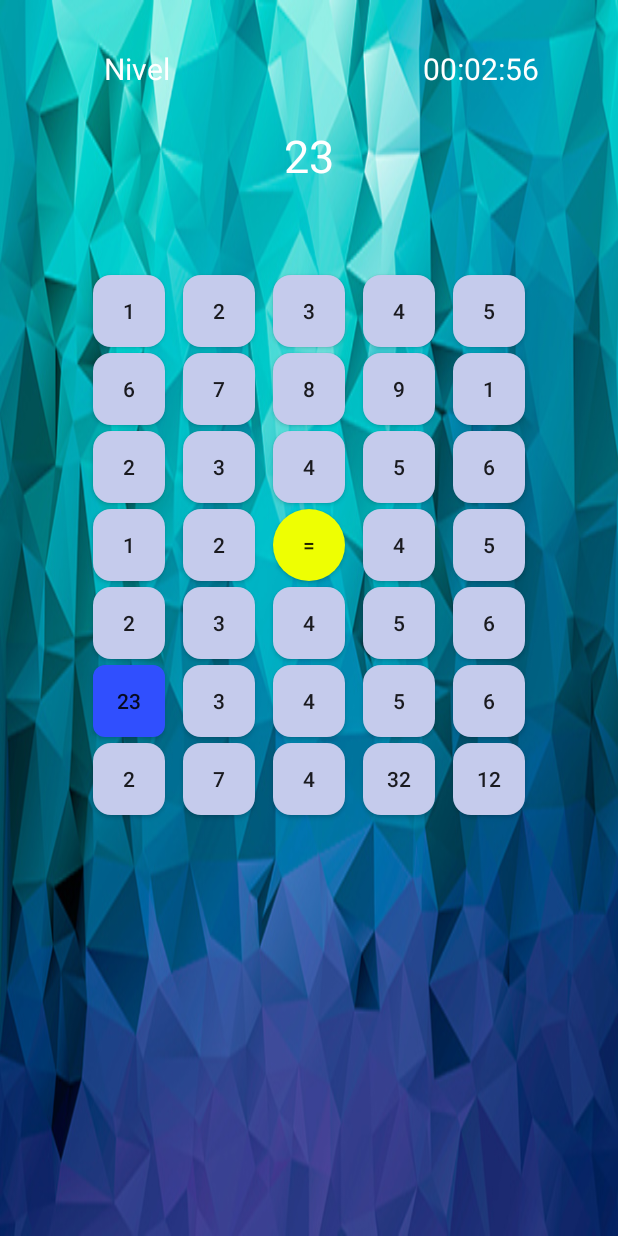
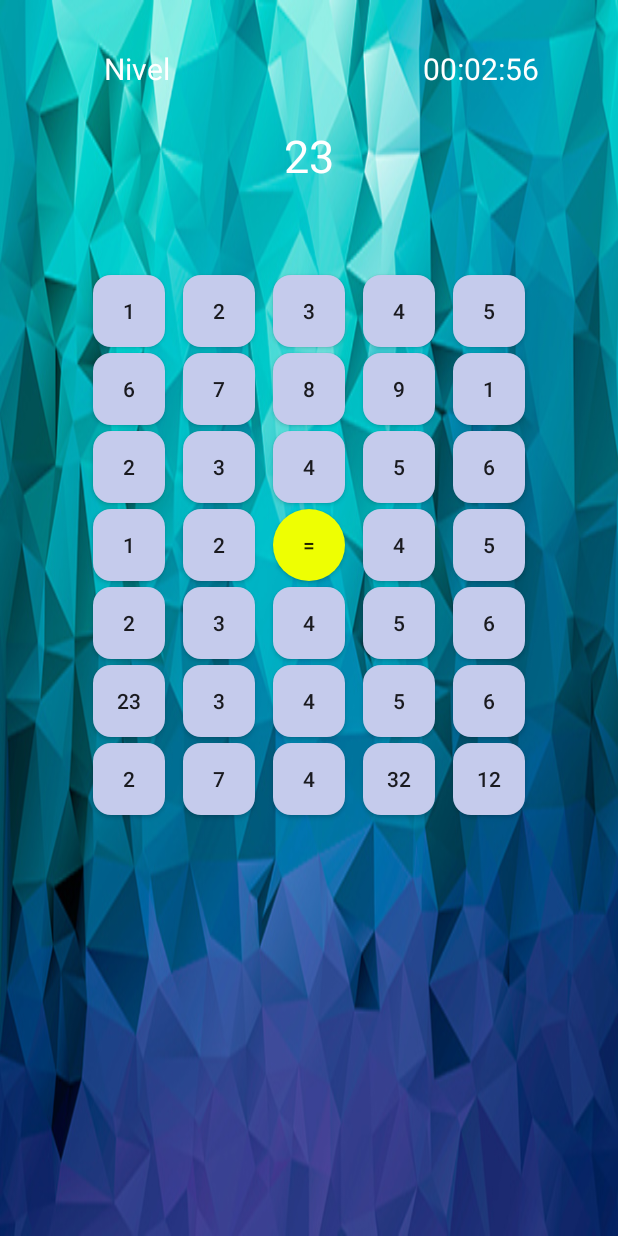
Before and after one commit to arielmmonestel/AGILE, an Android app: the game screen opened directly, with no data from a screen before it, after a tap on "23", on a phone screen of 412 x 824 dp. Run offline under Robolectric (Android 15) with nearby library versions, the light colour scheme and no system bars.

Commit message:
Proof of The Bitchness

```diff
--- a/app/src/main/java/com/example/electiva/agile/MainActivity.java
+++ b/app/src/main/java/com/example/electiva/agile/MainActivity.java
@@ -20,7 +20,7 @@
         Button jugar = (Button) findViewById(R.id.jugarbutton);
         Button ayuda = (Button) findViewById(R.id.ayudabutton);
 
-        reproductor=MediaPlayer.create(this,R.raw.fondo);
+        reproductor = MediaPlayer.create(this,R.raw.fondo);
         reproductor.setLooping(true);
         reproductor.start();
 
--- a/app/src/main/java/com/example/electiva/agile/game.java
+++ b/app/src/main/java/com/example/electiva/agile/game.java
@@ -2,7 +2,7 @@
 
 import android.annotation.SuppressLint;
 import android.annotation.TargetApi;
-import android.graphics.drawable.Drawable;
+import android.media.MediaPlayer;
 import android.os.Build;
 import android.os.CountDownTimer;
 import android.support.v7.app.AppCompatActivity;
@@ -20,14 +20,16 @@
 public class game extends AppCompatActivity {
 
     TextView tiempo;
+    private MediaPlayer pop;
 
     @Override
 
     protected void onCreate(Bundle savedInstanceState) {
         super.onCreate(savedInstanceState);
         setContentView(R.layout.activity_game);
-    tiempo = (TextView)findViewById(R.id.tiempo);
-    tiempo.setText("00:03:00");
+        pop = MediaPlayer.create(this,R.raw.pop);
+        tiempo = (TextView)findViewById(R.id.tiempo);
+        tiempo.setText("00:03:00");
         final CounterClass timer = new CounterClass(180000,1000);
         timer.start();
     }
@@ -56,16 +58,8 @@
 
     public void colocarNumero(View v){
         Button idButton = (Button)v;
-        String letraDelBoton = idButton.getText().toString();
-
-        ////Aqui cambiamos los colores de los botones cuando se le hace click
-        if (letraDelBoton.equals("=")){
-            idButton.setBackground(getDrawable(R.drawable.btn_circle_anaranjado));
-        }else if(!letraDelBoton.equals("=")){
-            idButton.setBackground(getDrawable(R.drawable.btn_rectangle_azul));
-
-        }
-
+        pop.start();
+        CharSequence letraDelBoton = idButton.getText();
         TextView operacion = (TextView) findViewById(R.id.operacion);
         String letrasQueTenia = operacion.getText().toString();
         operacion.setText(letrasQueTenia+letraDelBoton);
```
